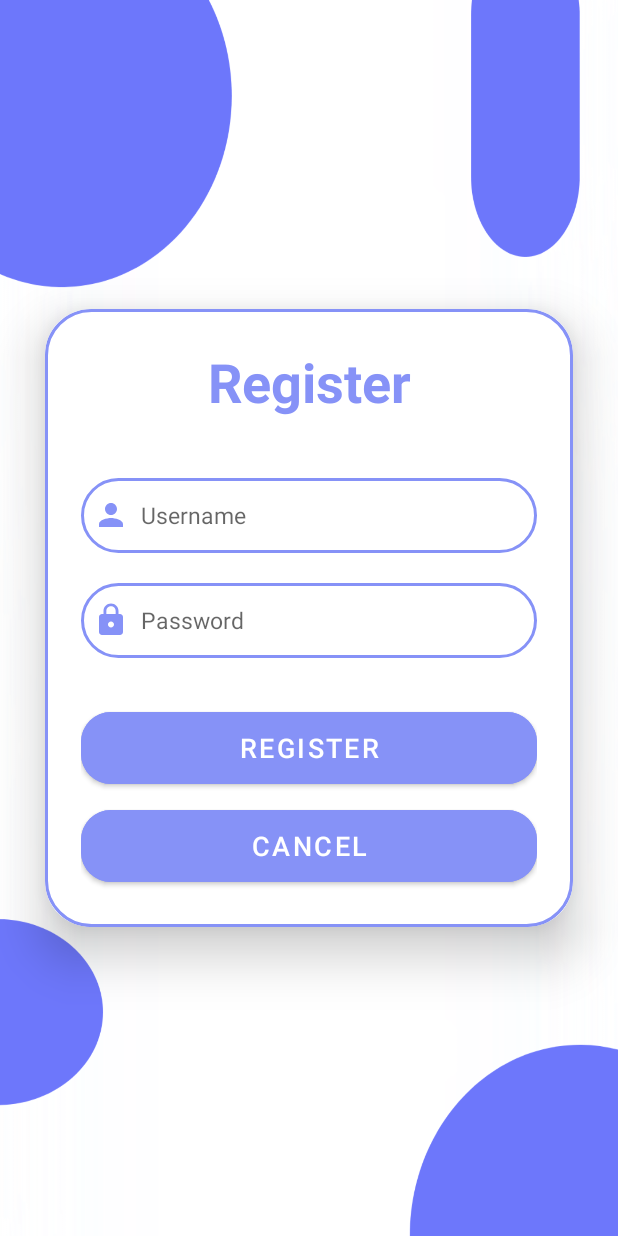
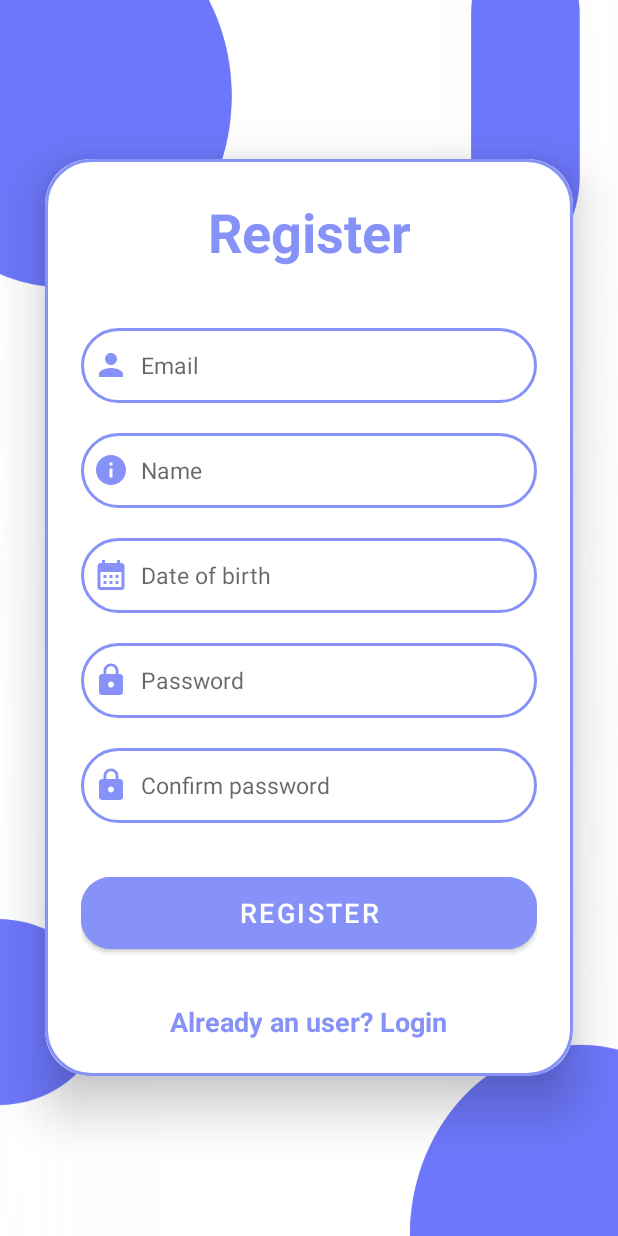
Before and after one commit to DuongNguyenThanh/quiz-app, an Android app: the RegisterActivity screen opened directly, with no data from a screen before it, on a phone screen of 412 x 824 dp. Run offline under Robolectric (Android 15) with nearby library versions, the light colour scheme and no system bars; our stand-ins replace Firebase (no records; nobody signed in at launch, a user with empty details on screens opened directly).

Commit message:
update code login module

```diff
--- a/app/src/main/java/com/example/quiz_app/RegisterActivity.java
+++ b/app/src/main/java/com/example/quiz_app/RegisterActivity.java
@@ -1,27 +1,37 @@
 package com.example.quiz_app;
 
 import android.app.Activity;
+import android.app.DatePickerDialog;
 import android.content.Intent;
 import android.os.Bundle;
 import android.text.TextUtils;
 import android.view.View;
 import android.widget.Button;
+import android.widget.DatePicker;
 import android.widget.EditText;
+import android.widget.TextView;
 import android.widget.Toast;
 
 import androidx.annotation.NonNull;
 import androidx.annotation.Nullable;
 import androidx.appcompat.app.AppCompatActivity;
 
+import com.google.android.gms.tasks.OnCompleteListener;
 import com.google.android.gms.tasks.OnFailureListener;
 import com.google.android.gms.tasks.OnSuccessListener;
+import com.google.android.gms.tasks.Task;
 import com.google.firebase.auth.AuthResult;
 import com.google.firebase.auth.FirebaseAuth;
+import com.google.firebase.auth.FirebaseUser;
+
+import java.util.Calendar;
+import java.util.regex.Pattern;
 
 public class RegisterActivity extends AppCompatActivity {
 
-    private Button btnRegister, btnCancel;
-    private EditText txtUsername, txtPassword;
+    private Button btnRegister;
+    private EditText txtUsername, txtPassword, txtConfirmPass, txtDob;
+    private TextView tvLogin;
     protected FirebaseAuth mAuth;
 
     @Override
@@ -38,25 +48,53 @@ public class RegisterActivity extends AppCompatActivity {
             }
         });
 
-        btnCancel.setOnClickListener(new View.OnClickListener() {
+        tvLogin.setOnClickListener(new View.OnClickListener() {
             @Override
             public void onClick(View view) {
                 finish();
+            }
+        });
+
+        txtDob.setOnClickListener(new View.OnClickListener() {
+            @Override
+            public void onClick(View view) {
+                Calendar c = Calendar.getInstance();
+                int year = c.get(Calendar.YEAR);
+                int month = c.get((Calendar.MONTH));
+                int dom = c.get(Calendar.DAY_OF_MONTH);
+                DatePickerDialog dialog = new DatePickerDialog(RegisterActivity.this, new DatePickerDialog.OnDateSetListener() {
+                    @Override
+                    public void onDateSet(DatePicker datePicker, int yyyy, int MM, int dd) {
+                        txtDob.setText(dd + "/" + (MM+1) + "/" + yyyy);
+                    }
+                }, year, month, dom);
+                dialog.show();
             }
         });
     }
 
     private void register() {
 
+        String EMAIL_PATTERN = "^[\\w-\\.]+@([\\w-]+\\.)+[\\w-]{2,4}$";
+
         String username = txtUsername.getText().toString();
         String password = txtPassword.getText().toString();
+        String confirmPassword = txtConfirmPass.getText().toString();
 
         if(TextUtils.isEmpty(username)) {
-            Toast.makeText(RegisterActivity.this, "Username is required", Toast.LENGTH_LONG).show();
+            Toast.makeText(RegisterActivity.this, "Username is required!", Toast.LENGTH_LONG).show();
             return;
         }
         if(TextUtils.isEmpty(password)) {
-            Toast.makeText(RegisterActivity.this, "Password is required", Toast.LENGTH_LONG).show();
+            Toast.makeText(RegisterActivity.this, "Password is required!", Toast.LENGTH_LONG).show();
+            return;
+        }
+        if(!Pattern.matches(EMAIL_PATTERN, username)) {
+            Toast.makeText(RegisterActivity.this, "Please fill in your right email!", Toast.LENGTH_LONG).show();
+            return;
+        }
+        if(!confirmPassword.equals(password)) {
+            Toast.makeText(RegisterActivity.this, "Confirm password doesn't match", Toast.LENGTH_LONG).show();
             return;
         }
 
@@ -64,8 +102,13 @@ public class RegisterActivity extends AppCompatActivity {
                 .addOnSuccessListener(new OnSuccessListener<AuthResult>() {
                     @Override
                     public void onSuccess(AuthResult authResult) {
+
+                        mAuth.getCurrentUser().sendEmailVerification().addOnCompleteListener(new OnCompleteListener<Void>() {
+                            @Override
+                            public void onComplete(@NonNull Task<Void> task) {
+                                if(task.isSuccessful()) {
                                     Toast.makeText(RegisterActivity.this,
-                                "Register Success", Toast.LENGTH_SHORT).show();
+                                            "Registered successfully. Please check your gmail for verification.", Toast.LENGTH_SHORT).show();
 
                                     final Intent data = new Intent();
 
@@ -77,19 +120,29 @@ public class RegisterActivity extends AppCompatActivity {
                                     setResult(Activity.RESULT_OK, data);
                                     finish();
                                 }
+                                else {
+                                    Toast.makeText(RegisterActivity.this, task.getException().getMessage(), Toast.LENGTH_SHORT).show();
+
+                                }
+                            }
+                        });
+
+                    }
                 })
                 .addOnFailureListener(new OnFailureListener() {
                     @Override
                     public void onFailure(@NonNull Exception e) {
-                        Toast.makeText(RegisterActivity.this, "Register Failed", Toast.LENGTH_LONG).show();
+                        Toast.makeText(RegisterActivity.this, "Email exist", Toast.LENGTH_LONG).show();
                     }
                 });
     }
 
     private void initView() {
         btnRegister = findViewById(R.id.registerButton);
-        btnCancel = findViewById(R.id.cancelButton);
+        tvLogin = findViewById(R.id.gotoLogin);
         txtUsername = findViewById(R.id.username);
         txtPassword = findViewById(R.id.password);
+        txtConfirmPass = findViewById(R.id.confirmPassword);
+        txtDob = findViewById(R.id.dob);
     }
 }
--- /dev/null
+++ b/app/src/main/res/drawable/baseline_calendar_month_24.xml
@@ -0,0 +1,5 @@
+<vector android:height="24dp" android:tint="#8692f7"
+    android:viewportHeight="24" android:viewportWidth="24"
+    android:width="24dp" xmlns:android="http://schemas.android.com/apk/res/android">
+    <path android:fillColor="@android:color/white" android:pathData="M19,4h-1V2h-2v2H8V2H6v2H5C3.89,4 3.01,4.9 3.01,6L3,20c0,1.1 0.89,2 2,2h14c1.1,0 2,-0.9 2,-2V6C21,4.9 20.1,4 19,4zM19,20H5V10h14V20zM9,14H7v-2h2V14zM13,14h-2v-2h2V14zM17,14h-2v-2h2V14zM9,18H7v-2h2V18zM13,18h-2v-2h2V18zM17,18h-2v-2h2V18z"/>
+</vector>
--- /dev/null
+++ b/app/src/main/res/drawable/baseline_info_24.xml
@@ -0,0 +1,5 @@
+<vector android:height="24dp" android:tint="#8692f7"
+    android:viewportHeight="24" android:viewportWidth="24"
+    android:width="24dp" xmlns:android="http://schemas.android.com/apk/res/android">
+    <path android:fillColor="@android:color/white" android:pathData="M12,2C6.48,2 2,6.48 2,12s4.48,10 10,10 10,-4.48 10,-10S17.52,2 12,2zM13,17h-2v-6h2v6zM13,9h-2L11,7h2v2z"/>
+</vector>
--- a/app/src/main/res/layout/activity_register.xml
+++ b/app/src/main/res/layout/activity_register.xml
@@ -40,9 +40,37 @@
                 android:background="@drawable/custom_edittext"
                 android:layout_marginTop="40dp"
                 android:padding="8dp"
-                android:hint="Username"
+                android:hint="Email"
                 android:textSize="15sp"
                 android:drawableLeft="@drawable/baseline_person_24"
+                android:textColor="@color/black"
+                android:drawablePadding="8dp"
+                />
+
+            <EditText
+                android:id="@+id/fullName"
+                android:layout_width="match_parent"
+                android:layout_height="50dp"
+                android:background="@drawable/custom_edittext"
+                android:layout_marginTop="20dp"
+                android:padding="8dp"
+                android:hint="Name"
+                android:textSize="15sp"
+                android:drawableLeft="@drawable/baseline_info_24"
+                android:textColor="@color/black"
+                android:drawablePadding="8dp"
+                />
+
+            <EditText
+                android:id="@+id/dob"
+                android:layout_width="match_parent"
+                android:layout_height="50dp"
+                android:background="@drawable/custom_edittext"
+                android:layout_marginTop="20dp"
+                android:padding="8dp"
+                android:hint="Date of birth"
+                android:textSize="15sp"
+                android:drawableLeft="@drawable/baseline_calendar_month_24"
                 android:textColor="@color/black"
                 android:drawablePadding="8dp"
                 />
@@ -62,6 +90,21 @@
                 android:drawablePadding="8dp"
                 />
 
+            <EditText
+                android:id="@+id/confirmPassword"
+                android:layout_width="match_parent"
+                android:layout_height="50dp"
+                android:background="@drawable/custom_edittext"
+                android:layout_marginTop="20dp"
+                android:inputType="textPassword"
+                android:padding="8dp"
+                android:hint="Confirm password"
+                android:textSize="15sp"
+                android:drawableLeft="@drawable/baseline_lock_24"
+                android:textColor="@color/black"
+                android:drawablePadding="8dp"
+                />
+
             <Button
                 android:id="@+id/registerButton"
                 android:layout_width="match_parent"
@@ -73,15 +116,16 @@
                 app:cornerRadius = "20dp"
                 />
 
-            <Button
-                android:id="@+id/cancelButton"
-                android:layout_width="match_parent"
-                android:layout_height="60dp"
-                android:text="Cancel"
+            <TextView
+                android:id="@+id/gotoLogin"
+                android:layout_width="wrap_content"
+                android:layout_height="wrap_content"
+                android:layout_marginTop="30dp"
+                android:layout_gravity="center"
+                android:text="@string/already_an_user_login"
+                android:textColor="@color/purple"
                 android:textSize="18sp"
-                android:layout_marginTop="5dp"
-                android:backgroundTint="@color/purple"
-                app:cornerRadius = "20dp"
+                android:textStyle="bold"
                 />
 
         </LinearLayout>
--- a/app/src/main/res/values/strings.xml
+++ b/app/src/main/res/values/strings.xml
@@ -10,6 +10,7 @@
     <string name="google_icon">google icon</string>
     <string name="facebook_icon">facebook icon</string>
     <string name="new_user_register_now">New User? Register Now</string>
+    <string name="already_an_user_login">Already an user? Login</string>
     <string name="Register">Register Now</string>
     <string name="navigation_drawer_open">Open Navigation Drawer</string>
     <string name="navigation_drawer_close">Close navigation Drawer</string>
```
Also changed, not shown: app/src/main/java/com/example/quiz_app/LoginActivity.java (+9 -4 lines). Lines whose indentation alone changed are shown as unchanged.
